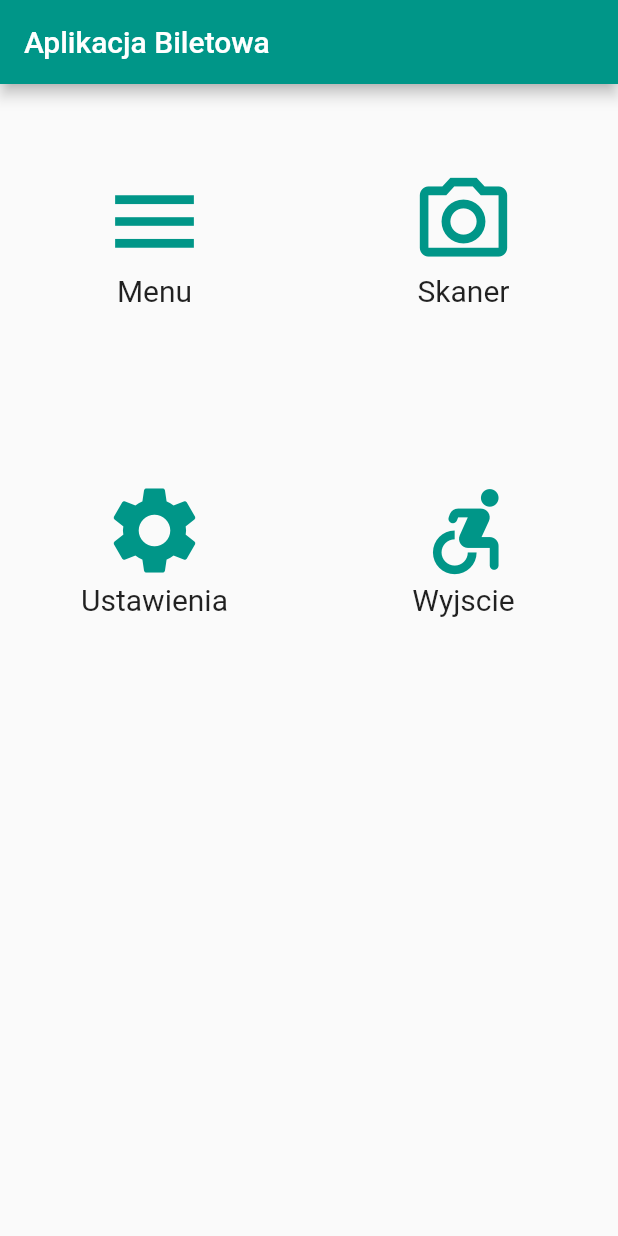
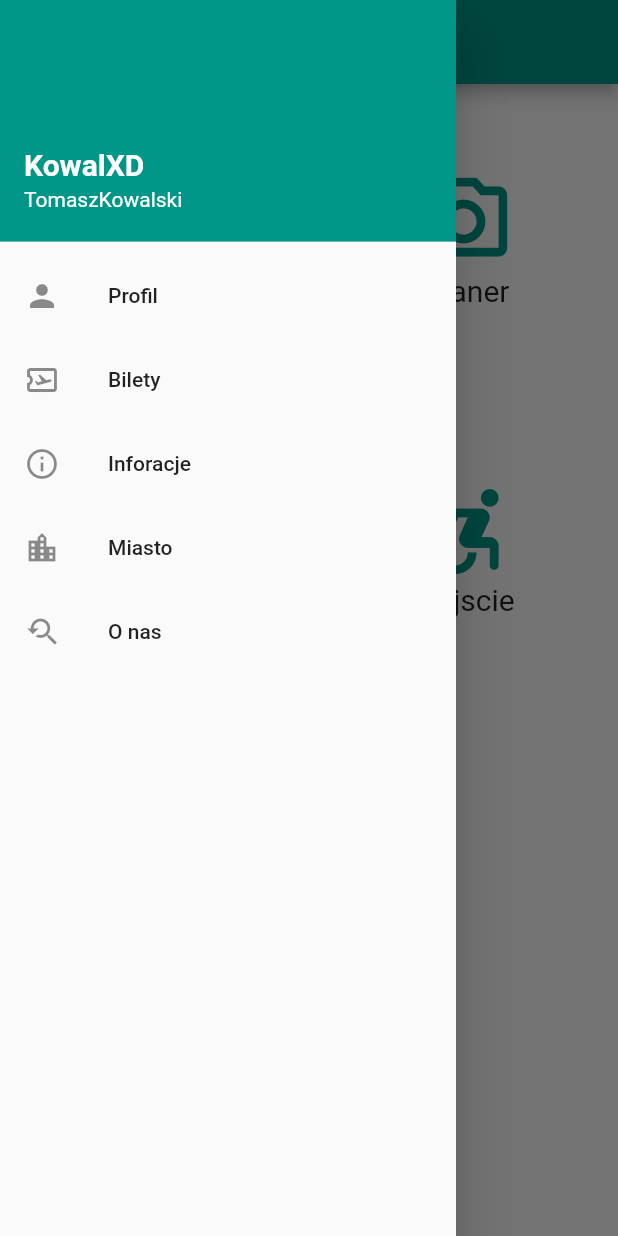
Before and after one commit to Majkel14xd/Aplikacje_Mobilne-Projekt_Lidwa_Maciejski_Kurek, a Flutter app: the screen it shows after launch, with the side drawer open (before the commit the screen has no drawer), on a phone screen of 412 x 824 dp. Run offline on Flutter 3.47's test engine with Material 2 defaults, Android fonts, the phone set to English and light mode, and no system bars.

Commit message:
Dodana nawigacja boczna

```diff
--- /dev/null
+++ b/moduleprojekt/lib/navigation.dart
@@ -0,0 +1,51 @@
+import 'package:flutter/material.dart';
+import 'package:flutter/rendering.dart';
+import 'package:moduleprojekt/main.dart';
+import 'package:moduleprojekt/settings.dart';
+
+class WidgetNavigation extends StatelessWidget {
+  WidgetNavigation(this.nick,this.name);
+  final nick;
+  final name;
+  @override
+  Widget build(BuildContext context) {
+    return Drawer(
+      child: ListView(
+        children: <Widget> [
+          UserAccountsDrawerHeader(
+            accountName: new Text(
+                nick,
+                style: TextStyle(
+                    fontWeight: FontWeight.bold,
+                    fontSize: 20.0
+                )
+            ),
+            accountEmail: new Text(
+                name,
+            ),
+          ),
+          ListTile(
+            leading: Icon(Icons.person),
+            title: Text("Profil"),
+          ),
+          ListTile(
+            leading: Icon(Icons.airplane_ticket_outlined),
+            title: Text("Bilety"),
+          ),
+          ListTile(
+            leading: Icon(Icons.info_outline),
+            title: Text("Inforacje"),
+          ),
+          ListTile(
+            leading: Icon(Icons.location_city_sharp),
+            title: Text("Miasto"),
+          ),
+          ListTile(
+            leading: Icon(Icons.youtube_searched_for_outlined),
+            title: Text("O nas"),
+          ),
+        ],
+      ),
+    );
+  }
+}
```
Also changed, not shown: moduleprojekt/lib/main.dart (+2 -87 lines).
